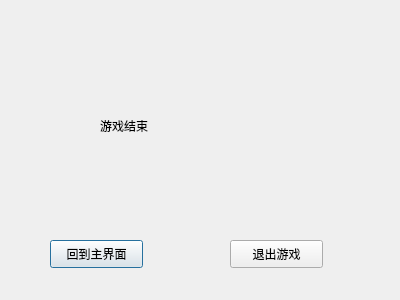
This is TheThreeBodyGame/ending.ui in w1ls0n4ng/The_Three_Body_Game as Qt 5 draws it before an edit. The edited form follows.
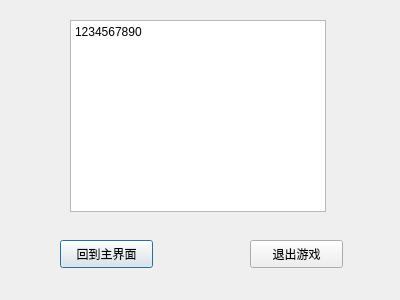
This is the edited form.

Patch:
```diff
--- a/TheThreeBodyGame/ending.ui
+++ b/TheThreeBodyGame/ending.ui
@@ -13,23 +13,27 @@
   <property name="windowTitle">
    <string>Dialog</string>
   </property>
-  <widget class="QLabel" name="label">
+  <widget class="QTextBrowser" name="textBrowser">
    <property name="geometry">
     <rect>
-     <x>100</x>
-     <y>80</y>
-     <width>181</width>
-     <height>91</height>
+     <x>70</x>
+     <y>20</y>
+     <width>256</width>
+     <height>192</height>
     </rect>
    </property>
-   <property name="text">
-    <string>游戏结束</string>
+   <property name="html">
+    <string>&lt;!DOCTYPE HTML PUBLIC &quot;-//W3C//DTD HTML 4.0//EN&quot; &quot;http://www.w3.org/TR/REC-html40/strict.dtd&quot;&gt;
+&lt;html&gt;&lt;head&gt;&lt;meta name=&quot;qrichtext&quot; content=&quot;1&quot; /&gt;&lt;style type=&quot;text/css&quot;&gt;
+p, li { white-space: pre-wrap; }
+&lt;/style&gt;&lt;/head&gt;&lt;body style=&quot; font-family:'SimSun'; font-size:9pt; font-weight:400; font-style:normal;&quot;&gt;
+&lt;p style=&quot; margin-top:0px; margin-bottom:0px; margin-left:0px; margin-right:0px; -qt-block-indent:0; text-indent:0px;&quot;&gt;1234567890&lt;/p&gt;&lt;/body&gt;&lt;/html&gt;</string>
    </property>
   </widget>
   <widget class="QPushButton" name="pushButton">
    <property name="geometry">
     <rect>
-     <x>50</x>
+     <x>60</x>
      <y>240</y>
      <width>93</width>
      <height>28</height>
@@ -42,7 +46,7 @@
   <widget class="QPushButton" name="pushButton_2">
    <property name="geometry">
     <rect>
-     <x>230</x>
+     <x>250</x>
      <y>240</y>
      <width>93</width>
      <height>28</height>
```
